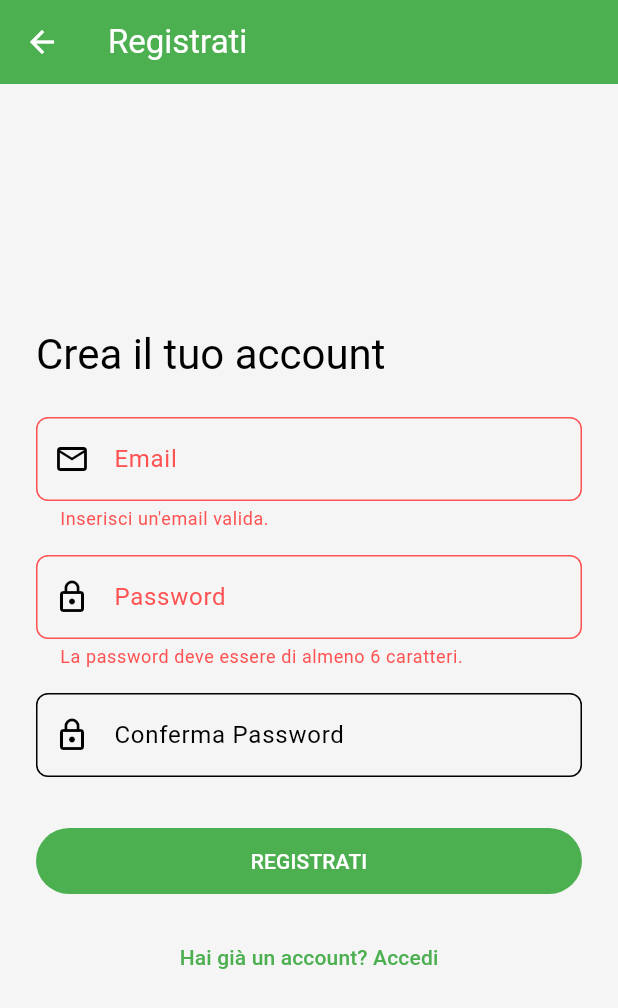
After one commit to fsarta/glufri, a Flutter app: the SignUpScreen screen opened directly, after a tap on "REGISTRATI", on a phone screen of 412 x 824 dp. The commit adds this screen. Shown: the top 1008 px of the screen. Run offline on Flutter 3.47's test engine with Material 3 defaults, Android fonts, the phone set to English and light mode, and no system bars; our stand-ins replace csv, firebase_auth, firebase_core, flutter_riverpod, google_mobile_ads, google_sign_in and 8 more; missing offline and left inert: mobile_scanner; accounts and stored records are empty; network calls fail.

Commit message:
aggiunta autenticazione

```diff
--- /dev/null
+++ b/lib/features/backup/domain/user_model.dart
@@ -0,0 +1,23 @@
+import 'package:flutter/foundation.dart';
+
+@immutable
+class UserModel {
+  final String uid;
+  final String? email;
+  final String? displayName;
+
+  const UserModel({required this.uid, this.email, this.displayName});
+
+  // Metodo per convertire da/in JSON, utile per shared_preferences
+  factory UserModel.fromJson(Map<String, dynamic> json) {
+    return UserModel(
+      uid: json['uid'] as String,
+      email: json['email'] as String?,
+      displayName: json['displayName'] as String?,
+    );
+  }
+
+  Map<String, dynamic> toJson() {
+    return {'uid': uid, 'email': email, 'displayName': displayName};
+  }
+}
--- /dev/null
+++ b/lib/features/backup/presentation/screens/signup_screen.dart
@@ -0,0 +1,148 @@
+// lib/features/backup/presentation/screens/signup_screen.dart
+
+import 'package:flutter/material.dart';
+import 'package:flutter_riverpod/flutter_riverpod.dart';
+import 'package:glufri/features/backup/domain/auth_repository.dart';
+
+class SignUpScreen extends ConsumerStatefulWidget {
+  const SignUpScreen({super.key});
+
+  @override
+  ConsumerState<SignUpScreen> createState() => _SignUpScreenState();
+}
+
+class _SignUpScreenState extends ConsumerState<SignUpScreen> {
+  final _formKey = GlobalKey<FormState>();
+  final _emailController = TextEditingController();
+  final _passwordController = TextEditingController();
+  final _confirmPasswordController = TextEditingController();
+  bool _isLoading = false;
+  String? _errorMessage;
+
+  @override
+  void dispose() {
+    _emailController.dispose();
+    _passwordController.dispose();
+    _confirmPasswordController.dispose();
+    super.dispose();
+  }
+
+  Future<void> _signUp() async {
+    // Nasconde l'errore precedente all'inizio di un nuovo tentativo
+    setState(() => _errorMessage = null);
+
+    if (_formKey.currentState?.validate() ?? false) {
+      setState(() => _isLoading = true);
+      try {
+        await ref
+            .read(authRepositoryProvider)
+            .signUpWithEmailAndPassword(
+              _emailController.text.trim(),
+              _passwordController.text,
+            );
+        // Se la registrazione ha successo, torna indietro alla schermata precedente (login o home)
+        if (mounted) Navigator.of(context).pop();
+      } catch (e) {
+        // Gestisci e mostra un errore leggibile per l'utente
+        setState(() {
+          _errorMessage =
+              "Errore durante la registrazione. Riprova. (es. l'email potrebbe essere già in uso)";
+        });
+      } finally {
+        if (mounted) setState(() => _isLoading = false);
+      }
+    }
+  }
+
+  @override
+  Widget build(BuildContext context) {
+    return Scaffold(
+      appBar: AppBar(title: const Text('Registrati')),
+      body: Center(
+        child: SingleChildScrollView(
+          padding: const EdgeInsets.all(24.0),
+          child: Form(
+            key: _formKey,
+            child: Column(
+              crossAxisAlignment: CrossAxisAlignment.stretch,
+              children: [
+                Text(
+                  'Crea il tuo account',
+                  style: Theme.of(context).textTheme.headlineMedium,
+                ),
+                const SizedBox(height: 24),
+                TextFormField(
+                  controller: _emailController,
+                  decoration: const InputDecoration(
+                    labelText: 'Email',
+                    prefixIcon: Icon(Icons.email_outlined),
+                  ),
+                  keyboardType: TextInputType.emailAddress,
+                  validator: (value) {
+                    if (value == null || !value.contains('@')) {
+                      return 'Inserisci un\'email valida.';
+                    }
+                    return null;
+                  },
+                ),
+                const SizedBox(height: 16),
+                TextFormField(
+                  controller: _passwordController,
+                  decoration: const InputDecoration(
+                    labelText: 'Password',
+                    prefixIcon: Icon(Icons.lock_outline),
+                  ),
+                  obscureText: true,
+                  validator: (value) {
+                    if (value == null || value.length < 6) {
+                      return 'La password deve essere di almeno 6 caratteri.';
+                    }
+                    return null;
+                  },
+                ),
+                const SizedBox(height: 16),
+                TextFormField(
+                  controller: _confirmPasswordController,
+                  decoration: const InputDecoration(
+                    labelText: 'Conferma Password',
+                    prefixIcon: Icon(Icons.lock_outline),
+                  ),
+                  obscureText: true,
+                  validator: (value) {
+                    if (value != _passwordController.text) {
+                      return 'Le password non coincidono.';
+                    }
+                    return null;
+                  },
+                ),
+                const SizedBox(height: 32),
+
+                // Mostra un eventuale messaggio di errore
+                if (_errorMessage != null)
+                  Padding(
+                    padding: const EdgeInsets.only(bottom: 16),
+                    child: Text(
+                      _errorMessage!,
+                      style: const TextStyle(color: Colors.red),
+                    ),
+                  ),
+
+                _isLoading
+                    ? const Center(child: CircularProgressIndicator())
+                    : FilledButton(
+                        onPressed: _signUp,
+                        child: const Text('REGISTRATI'),
+                      ),
+                const SizedBox(height: 16),
+                TextButton(
+                  onPressed: () => Navigator.of(context).pop(),
+                  child: const Text('Hai già un account? Accedi'),
+                ),
+              ],
+            ),
+          ),
+        ),
+      ),
+    );
+  }
+}
--- a/pubspec.yaml
+++ b/pubspec.yaml
@@ -3,6 +3,7 @@ description: "A Gluten-Free purchase tracker."
 # The following line prevents the package from being accidentally published to
 # pub.dev using `flutter pub publish`. This is preferred for private packages.
 publish_to: 'none' # Remove this line if you wish to publish to pub.dev
+
 
 # The following defines the version and build number for your application.
 # A version number is three numbers separated by dots, like 1.2.43
```
Also changed, not shown: lib/features/backup/domain/auth_repository.dart (+142 -44 lines), lib/features/backup/presentation/providers/user_provider.dart (added, +65 -0 lines), lib/features/backup/presentation/screens/forgot_password_screen.dart (added, +123 -0 lines), lib/features/backup/presentation/screens/login_screen.dart (added, +121 -0 lines), lib/features/purchase/presentation/screens/purchase_history_screen.dart (+23 -0 lines), lib/main.dart (+43 -6 lines), 1 other file.
